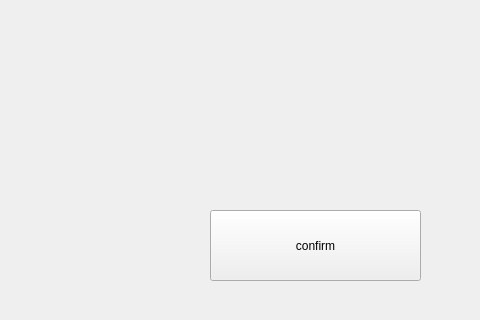
The window that src/ui/screens/pageselectrole.ui (MA-0206/HalberdThreeKingdoms) describes before a commit, drawn with Qt 5; both pictures show x 800 to 1280 and y 400 to 720 of the 1280 by 720 pixel window.
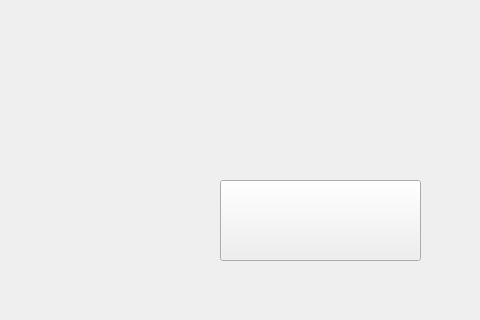
The same window after the commit. Icons and pictures are not drawn.

```diff
--- a/src/ui/screens/pageselectrole.ui
+++ b/src/ui/screens/pageselectrole.ui
@@ -19,14 +19,23 @@
   <widget class="QPushButton" name="btn_confirmRole">
    <property name="geometry">
     <rect>
-     <x>1010</x>
-     <y>610</y>
-     <width>211</width>
-     <height>71</height>
+     <x>1020</x>
+     <y>580</y>
+     <width>201</width>
+     <height>81</height>
     </rect>
    </property>
+   <property name="styleSheet">
+    <string notr="true">QPushButton {
+		border-image:url( :/assets/images/ui/buttons/confirm);
+}
+
+QPushButton:hover {
+		border-image:url(:/assets/images/ui/buttons/confirm_hover);
+}</string>
+   </property>
    <property name="text">
-    <string>confirm</string>
+    <string/>
    </property>
   </widget>
  </widget>
```
